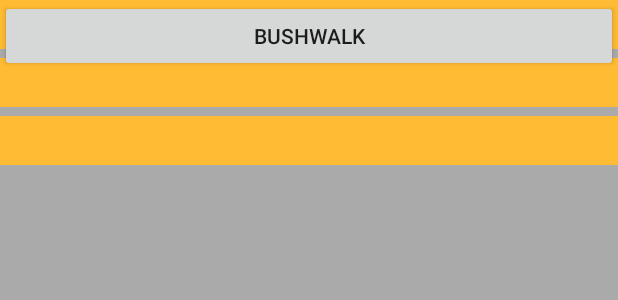
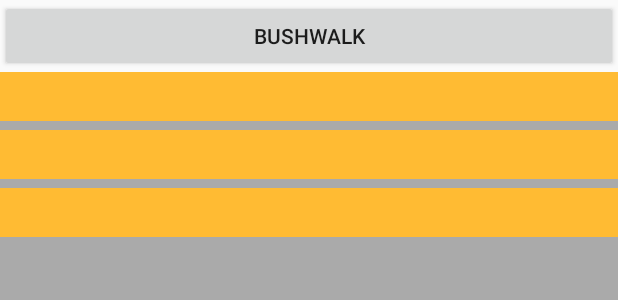
Before and after one commit to Robwhit/ACTParks, an Android app: the layout fragment_walks.xml on its own in the app's theme, with its tools: preview values and no code run, on a phone screen of 412 x 824 dp. Shown: the top 300 px of the screen. Run offline under Robolectric (Android 15) with nearby library versions, the phone set to English and light mode, and no system bars.

Commit message:
Got Database working with app

```diff
--- a/app/src/main/java/actparks/parksapp/WalkDatabaseFiles/WalkDao.java
+++ b/app/src/main/java/actparks/parksapp/WalkDatabaseFiles/WalkDao.java
@@ -20,8 +20,8 @@ public interface WalkDao {
     void deleteAll();
 
 
-    @Query("SELECT * from walk_table ORDER BY name ASC")
-    LiveData<List<Walk>> getAllWords();
+    @Query("SELECT * from walk_table ORDER BY id ASC")
+    LiveData<List<Walk>> getAllWalks();
 
 
 }
--- a/app/src/main/java/actparks/parksapp/WalkDatabaseFiles/WalkListAdapter.java
+++ b/app/src/main/java/actparks/parksapp/WalkDatabaseFiles/WalkListAdapter.java
@@ -37,7 +37,7 @@ public class WalkListAdapter extends RecyclerView.Adapter<WalkListAdapter.WalkVi
     public void onBindViewHolder(WalkViewHolder holder, int position) {
         if (mWalks != null) {
             Walk current = mWalks.get(position);
-            holder.walkItemView.setText(current.getmId());
+            holder.walkItemView.setText(Integer.toString(current.getmId()));
         } else {
             // Covers the case of data not being ready yet.
             holder.walkItemView.setText("No Walk");
--- a/app/src/main/java/actparks/parksapp/WalkDatabaseFiles/WalkRepository.java
+++ b/app/src/main/java/actparks/parksapp/WalkDatabaseFiles/WalkRepository.java
@@ -16,7 +16,7 @@ public class WalkRepository {
     WalkRepository(Application application){
         WalkRoomDatabase db = WalkRoomDatabase.getDatabase(application);
         mWalkDao = db.walkDao();
-        mAllWalks = mWalkDao.getAllWords();
+        mAllWalks = mWalkDao.getAllWalks();
     }
 
     LiveData<List<Walk>> getmAllWalks() {
--- a/app/src/main/java/actparks/parksapp/WalksFragment.java
+++ b/app/src/main/java/actparks/parksapp/WalksFragment.java
@@ -92,5 +92,4 @@ public class WalksFragment extends Fragment {
 
 
 
-
 }
--- a/app/src/main/res/layout/fragment_walks.xml
+++ b/app/src/main/res/layout/fragment_walks.xml
@@ -1,9 +1,10 @@
 <?xml version="1.0" encoding="utf-8"?>
-<FrameLayout xmlns:android="http://schemas.android.com/apk/res/android"
+<LinearLayout xmlns:android="http://schemas.android.com/apk/res/android"
     xmlns:tools="http://schemas.android.com/tools"
     android:layout_width="match_parent"
     android:layout_height="match_parent"
-    tools:context=".ParksFragment">
+    tools:context=".ParksFragment"
+    android:orientation="vertical">
 
     <!-- TODO: Update blank fragment layout -->
 
@@ -20,4 +21,4 @@
         android:background="@android:color/darker_gray"
         tools:listitem="@layout/walks_recyclerview_item" />
 
-</FrameLayout>
+</LinearLayout>
```
